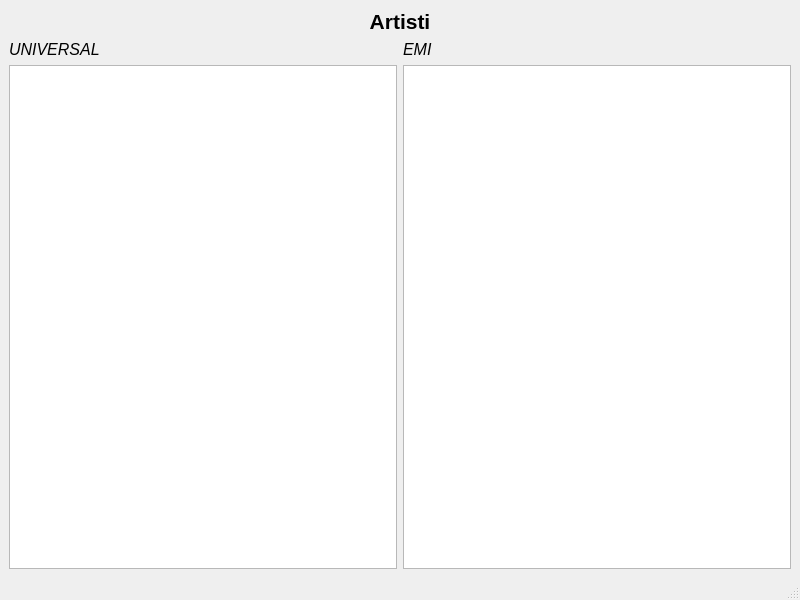
First picture: the form in mainwindow.ui, repository derogab/music-artists-qt, before the edit.
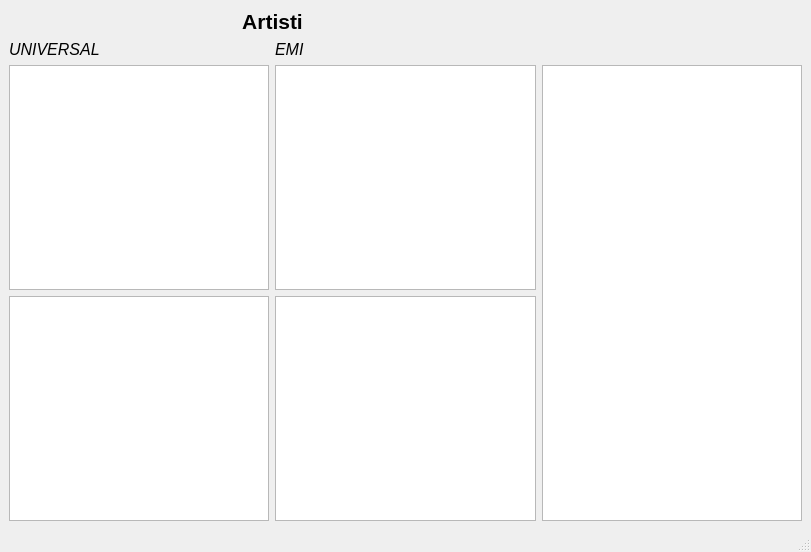
Second picture: the form after the edit. Custom widgets are drawn as their Qt base class.

Commit message: Counter Graph

Diff of the .ui file:
```diff
--- a/mainwindow.ui
+++ b/mainwindow.ui
@@ -6,8 +6,8 @@
    <rect>
     <x>0</x>
     <y>0</y>
-    <width>800</width>
-    <height>600</height>
+    <width>811</width>
+    <height>552</height>
    </rect>
   </property>
   <property name="windowTitle">
@@ -15,6 +15,12 @@
   </property>
   <widget class="QWidget" name="centralwidget">
    <layout class="QGridLayout" name="gridLayout">
+    <item row="3" column="1">
+     <widget class="QGraphicsView" name="emi_letters_graph"/>
+    </item>
+    <item row="3" column="0">
+     <widget class="QGraphicsView" name="universal_letters_graph"/>
+    </item>
     <item row="1" column="1">
      <widget class="QLabel" name="emi_list_2">
       <property name="font">
@@ -70,6 +76,9 @@
       </property>
      </widget>
     </item>
+    <item row="2" column="2" rowspan="2">
+     <widget class="QChartView" name="counter_graph"/>
+    </item>
    </layout>
   </widget>
   <widget class="QMenuBar" name="menubar">
@@ -84,6 +93,13 @@
   </widget>
   <widget class="QStatusBar" name="statusbar"/>
  </widget>
+ <customwidgets>
+  <customwidget>
+   <class>QChartView</class>
+   <extends>QGraphicsView</extends>
+   <header location="global">QtCharts</header>
+  </customwidget>
+ </customwidgets>
  <resources/>
  <connections/>
 </ui>
```
Left out of the diff: 2 changed lines with no effect on the pictures. The commit also changes 3 other files.
